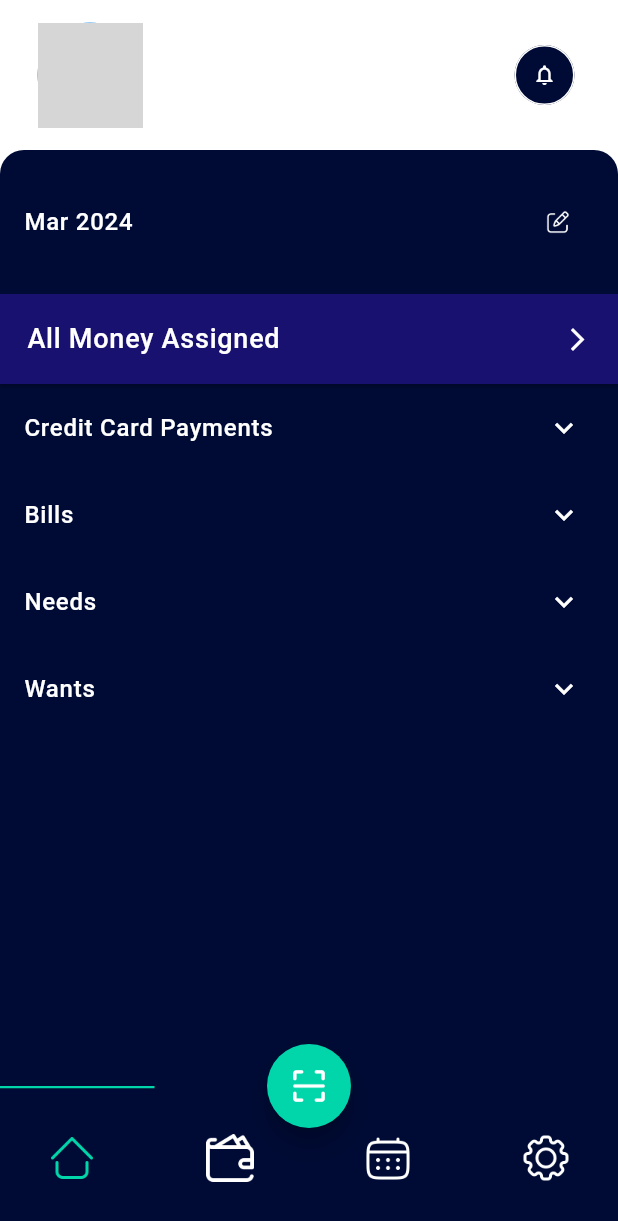
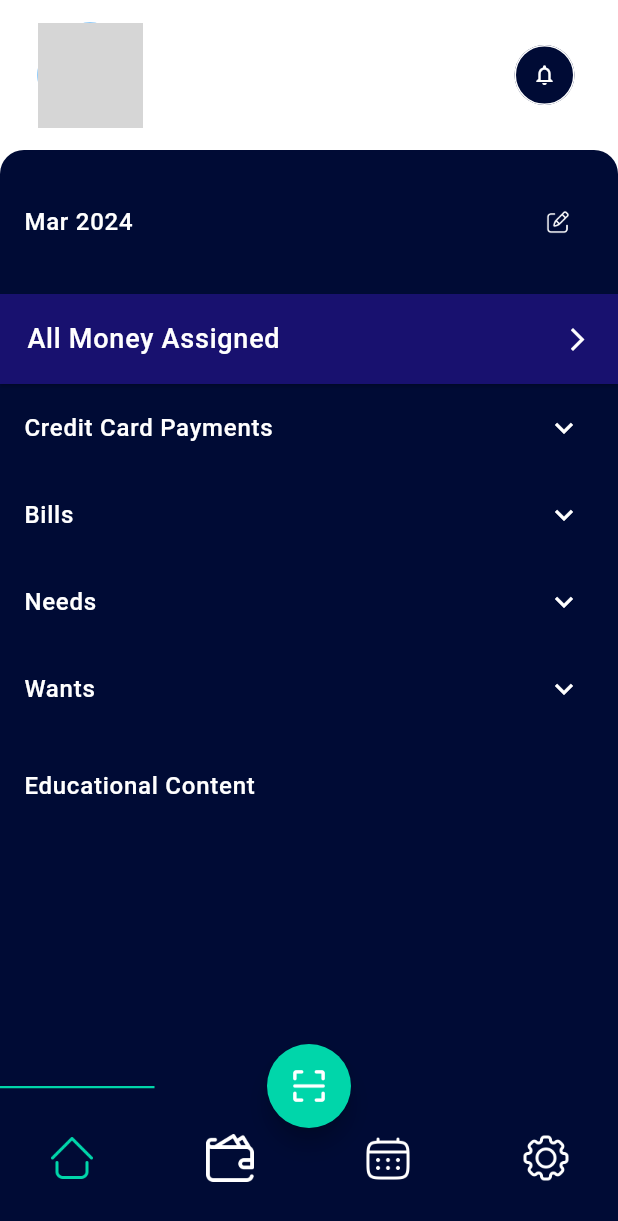
Before and after one commit to AbdElrahmanaymen/Budgetly, a Flutter app: the AppScreen screen opened by its route, on a phone screen of 412 x 824 dp. Shown: the top 1221 px of the screen. Run offline on Flutter 3.47's test engine with Material 3 defaults, Android fonts, the phone set to English and light mode, and no system bars; our stand-ins replace dropdown_button2, flutter_bloc, flutter_svg, freezed_annotation, get_it, injectable and 1 more; missing offline and left inert: dart:ffi; network calls fail; project files that could hold a hidden picture were left out; grey boxes are pictures that could not be loaded.

Commit message:
Update home_screen.dart

```diff
--- a/lib/presentation/home/home_screen.dart
+++ b/lib/presentation/home/home_screen.dart
@@ -47,6 +47,19 @@ class HomeScreen extends StatelessWidget {
           data: {
             'Entertainment': '0RM',
           },
+        ),
+        Padding(
+          padding: const EdgeInsets.symmetric(
+            horizontal: 16,
+            vertical: 24,
+          ),
+          child: Text(
+            "Educational Content",
+            style: Theme.of(context)
+                .textTheme
+                .labelSmall!
+                .copyWith(fontWeight: FontWeight.w500),
+          ),
         ),
       ],
     );
```
